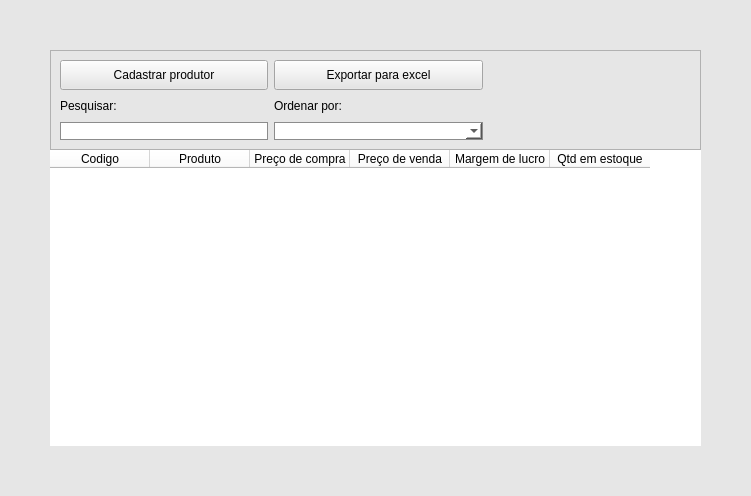
First picture: the form in ui/estoque.ui, repository igorcrissaff/CashFlow, before the edit.
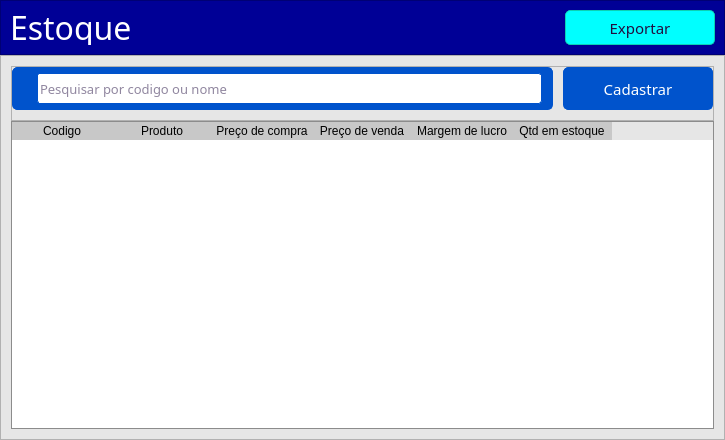
Second picture: the form after the edit. Icons and pictures are not drawn.

Commit message:
estoque quase completo
falta implementar a movimentação de estoque

Diff of the .ui file:
```diff
--- a/ui/estoque.ui
+++ b/ui/estoque.ui
@@ -6,8 +6,8 @@
    <rect>
     <x>0</x>
     <y>0</y>
-    <width>751</width>
-    <height>496</height>
+    <width>725</width>
+    <height>440</height>
    </rect>
   </property>
   <property name="windowTitle">
@@ -22,33 +22,33 @@
     <number>0</number>
    </property>
    <property name="leftMargin">
-    <number>50</number>
+    <number>0</number>
    </property>
    <property name="topMargin">
-    <number>50</number>
+    <number>0</number>
    </property>
    <property name="rightMargin">
-    <number>50</number>
+    <number>0</number>
    </property>
    <property name="bottomMargin">
-    <number>50</number>
+    <number>0</number>
    </property>
    <item>
-    <widget class="QFrame" name="frame">
-     <property name="sizePolicy">
-      <sizepolicy hsizetype="Preferred" vsizetype="Expanding">
-       <horstretch>0</horstretch>
-       <verstretch>0</verstretch>
-      </sizepolicy>
+    <widget class="QFrame" name="frame_2">
+     <property name="minimumSize">
+      <size>
+       <width>0</width>
+       <height>55</height>
+      </size>
      </property>
      <property name="maximumSize">
       <size>
        <width>16777215</width>
-       <height>100</height>
+       <height>55</height>
       </size>
      </property>
      <property name="styleSheet">
-      <string notr="true">border-image: none;</string>
+      <string notr="true">background-color: rgb(0, 0, 150);</string>
      </property>
      <property name="frameShape">
       <enum>QFrame::StyledPanel</enum>
@@ -56,9 +56,25 @@
      <property name="frameShadow">
       <enum>QFrame::Raised</enum>
      </property>
-     <layout class="QGridLayout" name="gridLayout">
-      <item row="0" column="0">
-       <widget class="QPushButton" name="btn_cadastrar">
+     <layout class="QHBoxLayout" name="horizontalLayout_2">
+      <item>
+       <widget class="QLabel" name="label_2">
+        <property name="font">
+         <font>
+          <family>Rubik</family>
+          <pointsize>24</pointsize>
+         </font>
+        </property>
+        <property name="styleSheet">
+         <string notr="true">color: #fff;</string>
+        </property>
+        <property name="text">
+         <string>Estoque</string>
+        </property>
+       </widget>
+      </item>
+      <item>
+       <widget class="QPushButton" name="export_2">
         <property name="sizePolicy">
          <sizepolicy hsizetype="Minimum" vsizetype="Expanding">
           <horstretch>0</horstretch>
@@ -67,131 +83,242 @@
         </property>
         <property name="maximumSize">
          <size>
-          <width>16777215</width>
-          <height>30</height>
+          <width>150</width>
+          <height>16777215</height>
          </size>
         </property>
+        <property name="font">
+         <font>
+          <family>Rubik</family>
+          <pointsize>11</pointsize>
+         </font>
+        </property>
+        <property name="styleSheet">
+         <string notr="true">QPushButton {
+background-color: rgb(0, 255, 255);
+color: #220e40;
+border: 1px solid #0bd1b4;
+border-radius: 5px;
+}
+QPushButton:pressed {
+background-color: rgb(11, 209, 180);
+border: #0bd1b4;
+}
+
+
+</string>
+        </property>
         <property name="text">
-         <string>Cadastrar produtor</string>
+         <string>Exportar</string>
         </property>
        </widget>
       </item>
-      <item row="0" column="1">
-       <widget class="QPushButton" name="excel">
+     </layout>
+    </widget>
+   </item>
+   <item>
+    <widget class="QFrame" name="frame">
+     <property name="frameShape">
+      <enum>QFrame::StyledPanel</enum>
+     </property>
+     <property name="frameShadow">
+      <enum>QFrame::Raised</enum>
+     </property>
+     <layout class="QVBoxLayout" name="verticalLayout_2">
+      <property name="spacing">
+       <number>0</number>
+      </property>
+      <property name="leftMargin">
+       <number>10</number>
+      </property>
+      <property name="topMargin">
+       <number>10</number>
+      </property>
+      <property name="rightMargin">
+       <number>10</number>
+      </property>
+      <property name="bottomMargin">
+       <number>10</number>
+      </property>
+      <item>
+       <widget class="QFrame" name="frame_4">
+        <property name="minimumSize">
+         <size>
+          <width>0</width>
+          <height>55</height>
+         </size>
+        </property>
         <property name="maximumSize">
          <size>
           <width>16777215</width>
-          <height>30</height>
+          <height>55</height>
          </size>
         </property>
-        <property name="text">
-         <string>Exportar para excel</string>
+        <property name="styleSheet">
+         <string notr="true"/>
         </property>
-       </widget>
-      </item>
-      <item row="1" column="0">
+        <property name="frameShape">
+         <enum>QFrame::StyledPanel</enum>
+        </property>
+        <property name="frameShadow">
+         <enum>QFrame::Raised</enum>
+        </property>
+        <layout class="QHBoxLayout" name="horizontalLayout">
+         <property name="spacing">
+          <number>10</number>
+         </property>
+         <property name="leftMargin">
+          <number>0</number>
+         </property>
+         <property name="topMargin">
+          <number>0</number>
+         </property>
+         <property name="rightMargin">
+          <number>0</number>
+         </property>
+         <property name="bottomMargin">
+          <number>10</number>
+         </property>
+         <item>
+          <widget class="QFrame" name="frame_3">
+           <property name="sizePolicy">
+            <sizepolicy hsizetype="Expanding" vsizetype="Preferred">
+             <horstretch>0</horstretch>
+             <verstretch>0</verstretch>
+            </sizepolicy>
+           </property>
+           <property name="styleSheet">
+            <string notr="true">border: 1px solid #0053cc;
+background-color: #0053cc;
+border-radius: 5px;
+color: #fff;</string>
+           </property>
+           <property name="frameShape">
+            <enum>QFrame::StyledPanel</enum>
+           </property>
+           <property name="frameShadow">
+            <enum>QFrame::Raised</enum>
+           </property>
+           <layout class="QHBoxLayout" name="horizontalLayout_3">
+            <property name="spacing">
+             <number>5</number>
+            </property>
+            <property name="leftMargin">
+             <number>10</number>
+            </property>
+            <property name="topMargin">
+             <number>5</number>
+            </property>
+            <property name="rightMargin">
+             <number>10</number>
+            </property>
+            <property name="bottomMargin">
+             <number>5</number>
+            </property>
+            <item>
        <widget class="QLabel" name="label">
         <property name="text">
-         <string>Pesquisar:</string>
-        </property>
-       </widget>
-      </item>
-      <item row="2" column="0">
-       <widget class="QLineEdit" name="parametro">
-        <property name="maximumSize">
+               <string/>
+              </property>
+              <property name="pixmap">
+               <pixmap>../images/search.png</pixmap>
+              </property>
+             </widget>
+            </item>
+            <item>
+             <widget class="QLineEdit" name="filtro">
+              <property name="sizePolicy">
+               <sizepolicy hsizetype="Expanding" vsizetype="Expanding">
+                <horstretch>0</horstretch>
+                <verstretch>0</verstretch>
+               </sizepolicy>
+              </property>
+              <property name="font">
+               <font>
+                <family>Rubik</family>
+                <pointsize>10</pointsize>
+               </font>
+              </property>
+              <property name="styleSheet">
+               <string notr="true">background-color: #fff;
+border-radius: 2.5px;
+color: #220e40;</string>
+              </property>
+              <property name="placeholderText">
+               <string>Pesquisar por codigo ou nome</string>
+              </property>
+             </widget>
+            </item>
+           </layout>
+          </widget>
+         </item>
+         <item>
+          <widget class="QPushButton" name="btn_cadastrar">
+           <property name="sizePolicy">
+            <sizepolicy hsizetype="Preferred" vsizetype="Expanding">
+             <horstretch>0</horstretch>
+             <verstretch>0</verstretch>
+            </sizepolicy>
+           </property>
+           <property name="minimumSize">
          <size>
-          <width>16777215</width>
-          <height>30</height>
-         </size>
-        </property>
+             <width>150</width>
+             <height>0</height>
+            </size>
+           </property>
+           <property name="font">
+            <font>
+             <family>Rubik</family>
+             <pointsize>11</pointsize>
+            </font>
+           </property>
         <property name="styleSheet">
-         <string notr="true">background-color: rgb(255, 255, 255);
-border: 1px solid #8c8c8c;</string>
-        </property>
-       </widget>
-      </item>
-      <item row="1" column="1">
-       <widget class="QLabel" name="label_3">
+            <string notr="true">QPushButton {
+border: 1px solid #0053cc;
+background-color: #0053cc;
+border-radius: 5px;
+color: #fff;
+}
+QPushButton:pressed {
+background-color: #000096;
+border-color: #000096;
+}
+</string>
+           </property>
         <property name="text">
-         <string>Ordenar por:</string>
-        </property>
-       </widget>
-      </item>
-      <item row="2" column="1">
-       <widget class="QComboBox" name="ordem">
-        <property name="sizePolicy">
-         <sizepolicy hsizetype="Expanding" vsizetype="Fixed">
-          <horstretch>0</horstretch>
-          <verstretch>0</verstretch>
-         </sizepolicy>
-        </property>
-        <property name="maximumSize">
-         <size>
-          <width>16777215</width>
-          <height>30</height>
-         </size>
-        </property>
-        <property name="styleSheet">
-         <string notr="true">background-color: rgb(255, 255, 255);
-border: 1px solid #8c8c8c;</string>
-        </property>
-        <property name="editable">
+            <string>Cadastrar</string>
+           </property>
+           <property name="icon">
+            <iconset>
+             <normaloff>../images/plus.png</normaloff>../images/plus.png</iconset>
+           </property>
+           <property name="flat">
          <bool>false</bool>
         </property>
-        <property name="currentText">
-         <string/>
-        </property>
-        <property name="frame">
-         <bool>true</bool>
-        </property>
-        <item>
-         <property name="text">
-          <string/>
-         </property>
-        </item>
-        <item>
-         <property name="text">
-          <string>Custo</string>
-         </property>
-        </item>
-        <item>
-         <property name="text">
-          <string>Valor</string>
-         </property>
-        </item>
-        <item>
-         <property name="text">
-          <string>Margem</string>
-         </property>
-        </item>
-        <item>
-         <property name="text">
-          <string>Estoque</string>
-         </property>
-        </item>
-       </widget>
-      </item>
-      <item row="1" column="2">
-       <spacer name="horizontalSpacer">
-        <property name="orientation">
-         <enum>Qt::Horizontal</enum>
-        </property>
-        <property name="sizeHint" stdset="0">
-         <size>
-          <width>40</width>
-          <height>20</height>
-         </size>
-        </property>
-       </spacer>
-      </item>
+          </widget>
+         </item>
      </layout>
     </widget>
    </item>
    <item>
     <widget class="QTableWidget" name="table">
+        <property name="sizePolicy">
+         <sizepolicy hsizetype="Expanding" vsizetype="Preferred">
+          <horstretch>0</horstretch>
+          <verstretch>0</verstretch>
+         </sizepolicy>
+        </property>
      <property name="styleSheet">
-      <string notr="true">border: none;
-background-color: #fff;</string>
+         <string notr="true">QHeaderView::section {
+background-color: #c8c8c8;
+border: none;
+}
+
+QTableWidget{
+border: none;
+background-color: #fff;
+border: 1px solid #8c8c8c;
+}</string>
      </property>
      <property name="editTriggers">
       <set>QAbstractItemView::NoEditTriggers</set>
@@ -202,6 +329,18 @@
      <property name="selectionBehavior">
       <enum>QAbstractItemView::SelectRows</enum>
      </property>
+        <property name="sortingEnabled">
+         <bool>false</bool>
+        </property>
+        <attribute name="horizontalHeaderDefaultSectionSize">
+         <number>100</number>
+        </attribute>
+        <attribute name="horizontalHeaderHighlightSections">
+         <bool>false</bool>
+        </attribute>
+        <attribute name="horizontalHeaderShowSortIndicator" stdset="0">
+         <bool>false</bool>
+        </attribute>
      <attribute name="verticalHeaderVisible">
       <bool>false</bool>
      </attribute>
@@ -209,6 +348,13 @@
       <property name="text">
        <string>Codigo</string>
       </property>
+         <property name="background">
+          <color>
+           <red>200</red>
+           <green>200</green>
+           <blue>200</blue>
+          </color>
+         </property>
      </column>
      <column>
       <property name="text">
@@ -235,6 +381,9 @@
        <string>Qtd em estoque</string>
       </property>
      </column>
+       </widget>
+      </item>
+     </layout>
     </widget>
    </item>
   </layout>
```
Lines whose indentation alone changed are shown as unchanged. The commit also changes 22 other files.
